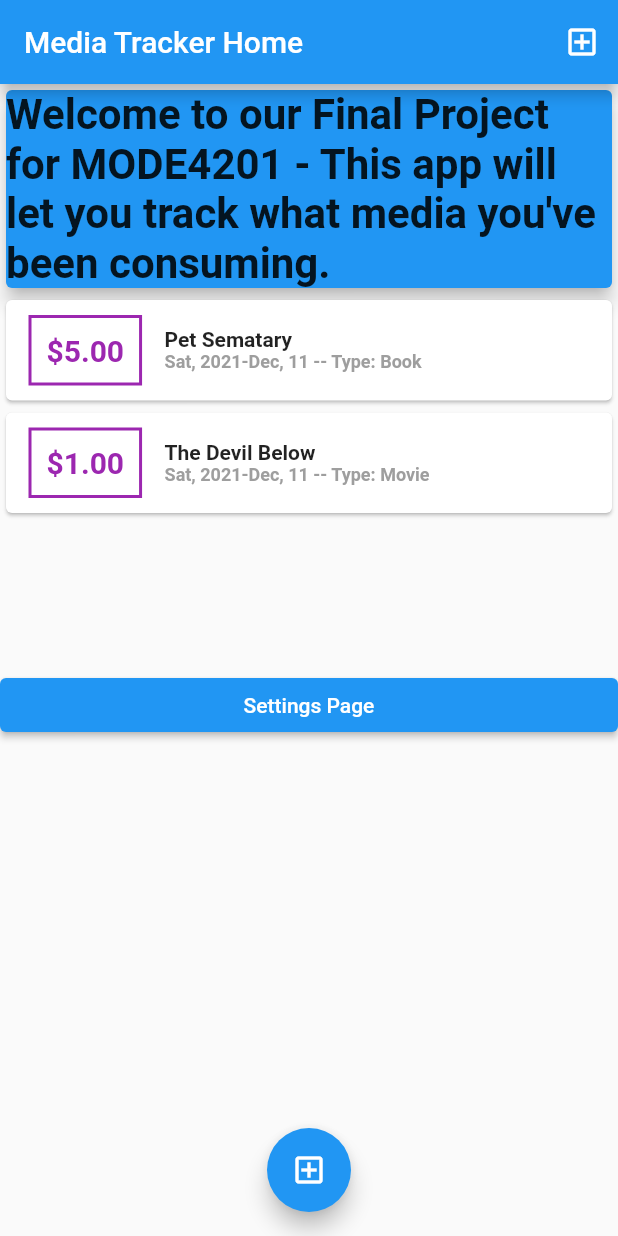
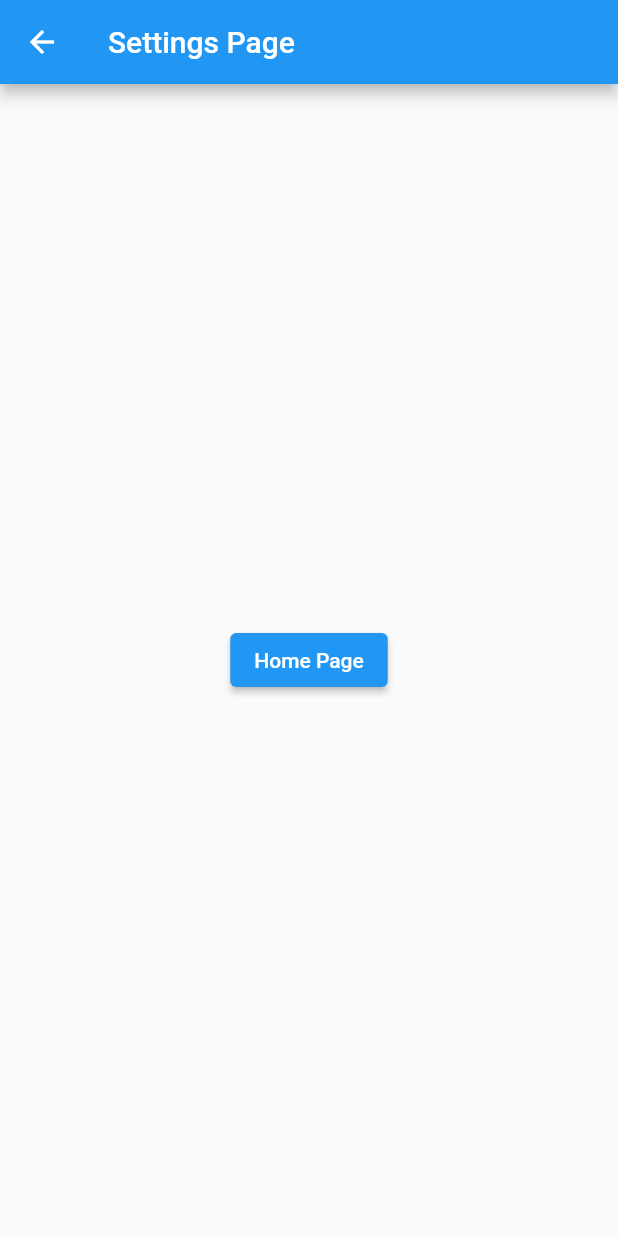
Before and after one commit to GarlicButterBoy/mode-final, a Flutter app: the screen it shows after launch, after a tap on "Settings Page", on a phone screen of 412 x 824 dp. Run offline on Flutter 3.47's test engine with Material 2 defaults, Android fonts, the phone set to English and light mode, and no system bars.

Commit message:
Added new pages and navigation, as well as fixed scrolling during input bug

```diff
--- a/lib/main.dart
+++ b/lib/main.dart
@@ -19,35 +19,113 @@ class MyApp extends StatelessWidget {
   }
 }
 
-class MyHomePage extends StatefulWidget {
+
+
+class MySettingsPage extends StatelessWidget {
+
   @override
-  State<MyHomePage> createState() => _MyHomePageState();
+  Widget build(BuildContext context)
+  {
+    return Scaffold(
+      appBar: AppBar(
+        title: Text('Settings Page'),
+      ),
+      body: Center(
+        child: ElevatedButton(
+          child: Text('Home Page'),
+          onPressed: () {
+            //Navigate Back Home
+            Navigator.pop(context);
+          },
+          ),
+      ),
+    );
+  }
 }
 
-// class MySettingsPage extends StatelessWidget {
 
-//   @override
-//   Widget build(BuildContext context)
-//   {
-//     return Scaffold(
-//       appBar: AppBar(
-//         title: Text('Settings Page'),
-//       ),
-//       body: Center(
-//         child: ElevatedButton(
-//           child: Text('Settings Page'),
-//           onPressed: () {
-//             //Navigate Back Home
-//             Navigator.pop(context);
-//           },
-//           ),
-//       ),
-//     );
-//   }
-// }
+class DeleteMediaPage extends StatelessWidget {
 
+  @override
+  Widget build(BuildContext context)
+  {
+    return Scaffold(
+      appBar: AppBar(
+        title: Text('Delete Media Page'),
+      ),
+      body: Center(
+        child: ElevatedButton(
+          child: Text('Home'),
+          onPressed: () {
+            //Navigate Back Home
+            Navigator.pop(context);
+          },
+          ),
+      ),
+    );
+  }
+}
 
-class _MyHomePageState extends State<MyHomePage> {
+//TODO: Change this to HOME Screen
+class MyHomePage extends StatelessWidget {
+
+  @override
+  Widget build(BuildContext context)
+  {
+    return Scaffold(
+      appBar: AppBar(
+        title: Text('Home Page'),
+      ),
+      body: Column(
+        mainAxisAlignment: MainAxisAlignment.start,
+        crossAxisAlignment: CrossAxisAlignment.stretch,
+        children: <Widget>[
+          Container(
+            width: double.infinity,
+            child: Card(
+              color: Colors.blue,
+                child: Text(
+                  'Welcome to our Final Project for MODE4201 - This app will let you track what media you\'ve been consuming.',
+                  style: TextStyle(
+                  fontSize: 28,
+                  fontWeight: FontWeight.bold,
+                ),
+                ),
+                elevation: 5,
+                ),
+          ),
+        ElevatedButton(
+          child: Text('Settings Page'),
+          onPressed: () {
+            //Navigate to Settings
+            Navigator.push(
+              context,
+              MaterialPageRoute(builder: (context) => MySettingsPage()),
+            );
+          }, //Settings Page Navigation
+          ),
+          ElevatedButton(
+          child: Text('View Page'),
+          onPressed: () {
+            //Navigate to Settings
+            Navigator.push(
+              context,
+              MaterialPageRoute(builder: (context) => ViewMediaPage()),
+            );
+          }, //Settings Page Navigation
+          ),
+        ],
+      ),
+    );
+  }
+}
+//TODO: Update this page to be the VIEW page
+class ViewMediaPage extends StatefulWidget {
+  @override
+  State<ViewMediaPage> createState() => _ViewMediaPageState();
+}
+
+class _ViewMediaPageState extends State<ViewMediaPage> {
   // final nameController = TextEditingController();
 
   // final costController = TextEditingController();
@@ -73,6 +151,15 @@ final List<Media> _userMedia = [
       ),
   ];
 
+//TODO: This doesn't do anything - Trying to delete a list item
+  // void _deleteMedia(String id)
+  // {
+  //   //TODO: Actually write some code that deletes the item
+  //   setState(() {
+  //     _userMedia.removeWhere((element) => false);
+  //   });
+  // }
+
   void _addNewMedia(String name, double rating, String type, String review)
   {
 
@@ -94,6 +181,19 @@ final List<Media> _userMedia = [
       _userMedia.add(newMedia);
     });
   }
+//TODO: This doesn't do anything - Trying to pop up warning of deletion
+  // void _startDeleteMedia(BuildContext ctx) {
+  //   showModalBottomSheet(
+  //     context: ctx,
+  //     builder: (_) {
+  //       return GestureDetector(
+  //         onTap: () {},
+  //         child: DeleteMediaPage(_deleteMedia()),
+  //         behavior: HitTestBehavior.opaque,
+  //       );
+  //     },
+  //     );
+  // }
 
   void _startAddNewMedia(BuildContext ctx) {
     showModalBottomSheet(
@@ -130,7 +230,7 @@ final List<Media> _userMedia = [
             child: Card(
               color: Colors.blue,
                 child: Text(
-                  'Welcome to our Final Project for MODE4201 - This app will let you track what media you\'ve been consuming.',
+                  'View the media here:',
                   style: TextStyle(
                   fontSize: 28,
                   fontWeight: FontWeight.bold,
@@ -141,14 +241,11 @@ final List<Media> _userMedia = [
           ),
           MediaList(_userMedia),
           ElevatedButton(
-          child: Text('Settings Page'),
+          child: Text('Home'),
           onPressed: () {
-            //Navigate to Settings
-            // Navigator.push(
-            //   context,
-            //   MaterialPageRoute(builder: (context) => MySettingsPage()),
-            // );
-          }, //Settings Page Navigation
+            //Navigate Back Home
+            Navigator.pop(context);
+          },
           ),
         ],
       ),
```
Also changed, not shown: lib/widgets/new_media.dart (+42 -25 lines).
